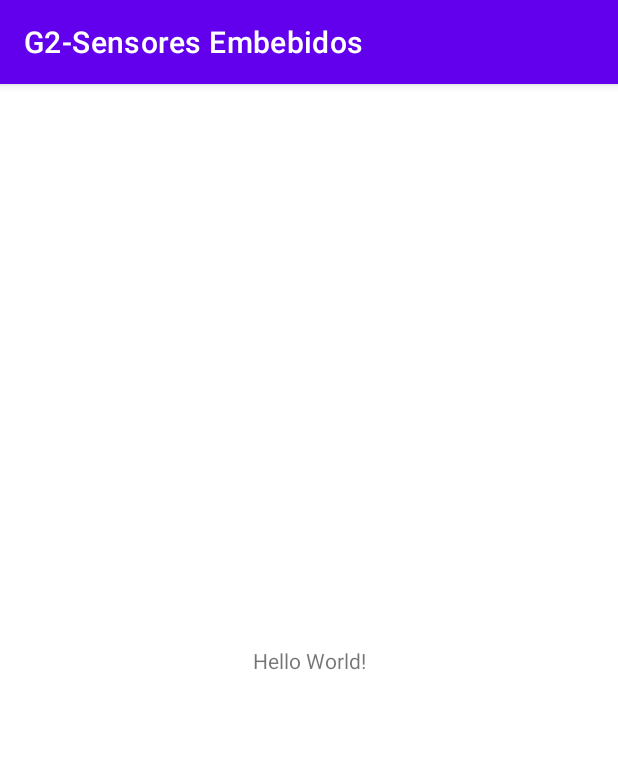
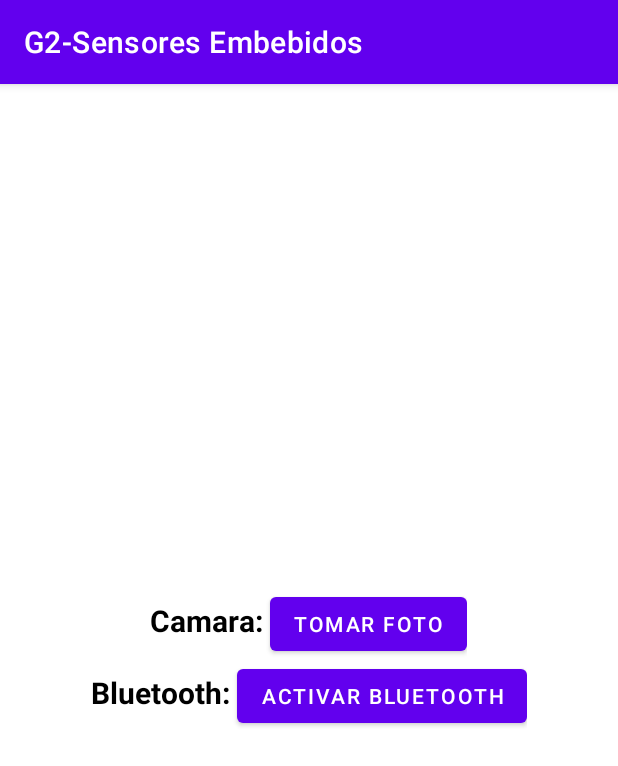
Before and after one commit to JeffersonCabello/AMST-Sensores-Embebidos, an Android app: the screen it shows after launch (MainActivity), on a phone screen of 412 x 824 dp. Shown: the top 766 px of the screen. Run offline under Robolectric (Android 15) with nearby library versions, the phone set to English and light mode, and no system bars.

Commit message:
Sensor Camara

```diff
--- a/app/build.gradle
+++ b/app/build.gradle
@@ -33,6 +33,7 @@ dependencies {
     implementation 'androidx.appcompat:appcompat:1.5.1'
     implementation 'com.google.android.material:material:1.7.0'
     implementation 'androidx.constraintlayout:constraintlayout:2.1.4'
+    implementation 'com.google.android.gms:play-services-tasks:18.0.1'
     testImplementation 'junit:junit:4.13.2'
     androidTestImplementation 'androidx.test.ext:junit:1.1.4'
     androidTestImplementation 'androidx.test.espresso:espresso-core:3.5.0'
--- a/app/src/main/java/com/example/g2_sensoresembebidos/MainActivity.java
+++ b/app/src/main/java/com/example/g2_sensoresembebidos/MainActivity.java
@@ -1,14 +1,36 @@
 package com.example.g2_sensoresembebidos;
+
 
 import androidx.appcompat.app.AppCompatActivity;
 
+import android.content.Intent;
 import android.os.Bundle;
+import android.provider.MediaStore;
+import android.view.View;
+import android.widget.Button;
 
 public class MainActivity extends AppCompatActivity {
+
+    private Button camara;
+    private Button bluetooth;
 
     @Override
     protected void onCreate(Bundle savedInstanceState) {
         super.onCreate(savedInstanceState);
         setContentView(R.layout.activity_main);
+        camara = (Button) findViewById(R.id.button_camara);
+        bluetooth = (Button) findViewById(R.id.button_bluetooth);
+
+
+        camara.setOnClickListener(new View.OnClickListener() {
+            @Override
+            public void onClick(View view) {
+                onCamera();
+            }
+        });
+    }
+    private void onCamera(){
+        Intent intent = new Intent(MediaStore.ACTION_IMAGE_CAPTURE);
+        startActivityForResult(intent, 2);
     }
 }
--- a/app/src/main/res/layout/activity_main.xml
+++ b/app/src/main/res/layout/activity_main.xml
@@ -6,13 +6,55 @@
     android:layout_height="match_parent"
     tools:context=".MainActivity">
 
-    <TextView
-        android:layout_width="wrap_content"
-        android:layout_height="wrap_content"
-        android:text="Hello World!"
-        app:layout_constraintBottom_toBottomOf="parent"
-        app:layout_constraintEnd_toEndOf="parent"
-        app:layout_constraintStart_toStartOf="parent"
-        app:layout_constraintTop_toTopOf="parent" />
+    <LinearLayout
+        android:layout_width="match_parent"
+        android:layout_height="match_parent"
+        android:gravity="center"
+        android:orientation="vertical"
+        tools:ignore="MissingConstraints"
+        tools:layout_editor_absoluteX="1dp"
+        tools:layout_editor_absoluteY="1dp">
 
+        <LinearLayout
+            android:layout_width="wrap_content"
+            android:layout_height="wrap_content"
+            android:orientation="horizontal">
+
+            <TextView
+                android:id="@+id/camara"
+                android:layout_width="wrap_content"
+                android:layout_height="wrap_content"
+                android:text="Camara: "
+                android:textColor="@android:color/black"
+                android:textSize="20dp"
+                android:textStyle="bold" />
+
+            <Button
+                android:id="@+id/button_camara"
+                android:layout_width="wrap_content"
+                android:layout_height="wrap_content"
+                android:text="Tomar foto" />
+        </LinearLayout>
+
+        <LinearLayout
+            android:layout_width="wrap_content"
+            android:layout_height="wrap_content"
+            android:orientation="horizontal">
+
+            <TextView
+                android:id="@+id/bluetooth"
+                android:layout_width="wrap_content"
+                android:layout_height="wrap_content"
+                android:text="Bluetooth: "
+                android:textColor="@android:color/black"
+                android:textSize="20dp"
+                android:textStyle="bold" />
+
+            <Button
+                android:id="@+id/button_bluetooth"
+                android:layout_width="wrap_content"
+                android:layout_height="wrap_content"
+                android:text="Activar bluetooth" />
+        </LinearLayout>
+    </LinearLayout>
 </androidx.constraintlayout.widget.ConstraintLayout>
--- a/build.gradle
+++ b/build.gradle
@@ -1,4 +1,16 @@
 // Top-level build file where you can add configuration options common to all sub-projects/modules.
+buildscript {
+    repositories {
+        // Make sure that you have the following two repositories
+        google()  // Google's Maven repository
+        mavenCentral()  // Maven Central repository
+    }
+    dependencies {
+        // Add the dependency for the Google services Gradle plugin
+        classpath 'com.google.gms:google-services:4.3.13'
+    }
+}
+
 plugins {
     id 'com.android.application' version '7.3.1' apply false
     id 'com.android.library' version '7.3.1' apply false
```
